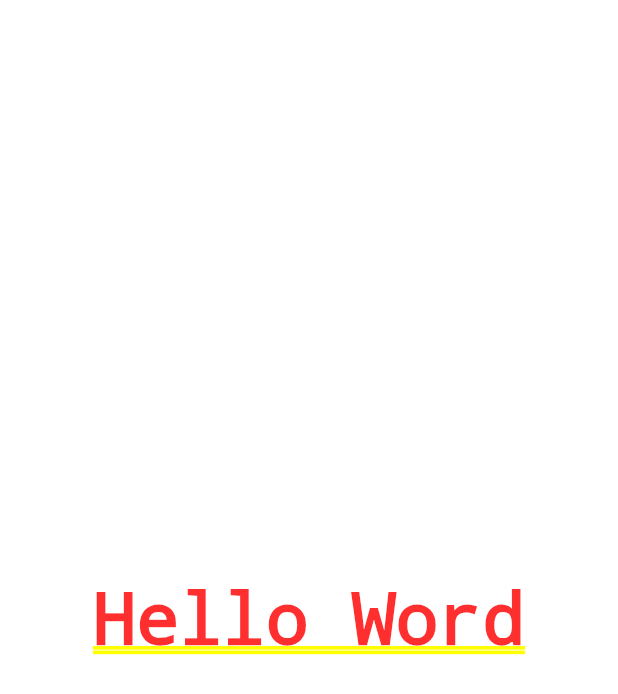
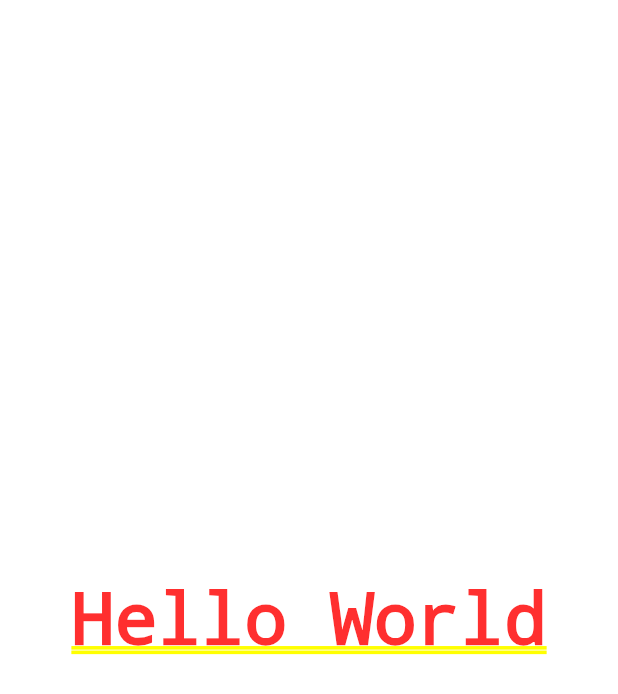
Before and after one commit to DayraGramiscelli/i_am_rich, a Flutter app: the screen it shows after launch, on a phone screen of 412 x 824 dp. Shown: the top 694 px of the screen. Run offline on Flutter 3.47's test engine with Material 3 defaults, Android fonts, the phone set to English and light mode, and no system bars.

Commit message:
hello world

```diff
--- a/lib/main.dart
+++ b/lib/main.dart
@@ -4,7 +4,7 @@ void main() {
   runApp(
     MaterialApp(
       home: Center(
-        child: Text('Hello Word'),
+        child: Text('Hello World'),
       ),
     ),
   );
```
